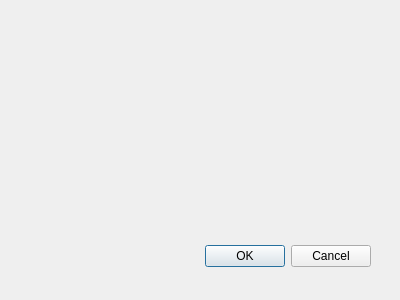
Before: the Qt Designer form QFunctionDlg.ui in Romanova-ej/Optimization_step3, drawn with Qt 5.
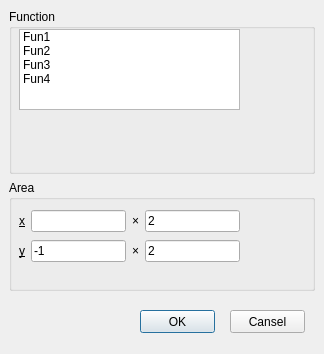
After: the same form once the commit is applied.

Patch:
```diff
--- a/QFunctionDlg.ui
+++ b/QFunctionDlg.ui
@@ -8,27 +8,179 @@
    <rect>
     <x>0</x>
     <y>0</y>
-    <width>400</width>
-    <height>300</height>
+    <width>324</width>
+    <height>354</height>
    </rect>
   </property>
   <property name="windowTitle">
    <string>Dialog</string>
   </property>
-  <widget name="buttonBox" class="QDialogButtonBox">
+  <widget class="QGroupBox" name="groupBox">
    <property name="geometry">
     <rect>
-     <x>30</x>
-     <y>240</y>
-     <width>341</width>
-     <height>32</height>
+     <x>9</x>
+     <y>9</y>
+     <width>306</width>
+     <height>165</height>
     </rect>
    </property>
-   <property name="orientation">
-    <enum>Qt::Horizontal</enum>
+   <property name="title">
+    <string>Function</string>
    </property>
-   <property name="standardButtons">
-    <set>QDialogButtonBox::Cancel|QDialogButtonBox::Ok</set>
+   <widget class="QListWidget" name="listWidget">
+    <property name="geometry">
+     <rect>
+      <x>10</x>
+      <y>20</y>
+      <width>221</width>
+      <height>81</height>
+     </rect>
+    </property>
+    <item>
+     <property name="text">
+      <string>Fun1</string>
+     </property>
+    </item>
+    <item>
+     <property name="text">
+      <string>Fun2</string>
+     </property>
+    </item>
+    <item>
+     <property name="text">
+      <string>Fun3</string>
+     </property>
+    </item>
+    <item>
+     <property name="text">
+      <string>Fun4</string>
+     </property>
+    </item>
+   </widget>
+  </widget>
+  <widget class="QGroupBox" name="groupBox_2">
+   <property name="geometry">
+    <rect>
+     <x>9</x>
+     <y>180</y>
+     <width>306</width>
+     <height>111</height>
+    </rect>
+   </property>
+   <property name="title">
+    <string>Area</string>
+   </property>
+   <widget class="QWidget" name="layoutWidget">
+    <property name="geometry">
+     <rect>
+      <x>10</x>
+      <y>30</y>
+      <width>221</width>
+      <height>22</height>
+     </rect>
+    </property>
+    <layout class="QHBoxLayout" name="horizontalLayout">
+     <item>
+      <widget class="QLabel" name="l_x">
+       <property name="text">
+        <string>&amp;x</string>
+       </property>
+       <property name="buddy">
+        <cstring>x1Edit</cstring>
+       </property>
+      </widget>
+     </item>
+     <item>
+      <widget class="QLineEdit" name="x1Edit">
+       <property name="text">
+        <string/>
+       </property>
+      </widget>
+     </item>
+     <item>
+      <widget class="QLabel" name="l12">
+       <property name="text">
+        <string>×</string>
+       </property>
+      </widget>
+     </item>
+     <item>
+      <widget class="QLineEdit" name="x2Edit">
+       <property name="text">
+        <string>2</string>
+       </property>
+      </widget>
+     </item>
+    </layout>
+   </widget>
+   <widget class="QWidget" name="layoutWidget">
+    <property name="geometry">
+     <rect>
+      <x>10</x>
+      <y>60</y>
+      <width>221</width>
+      <height>22</height>
+     </rect>
+    </property>
+    <layout class="QHBoxLayout" name="horizontalLayout_2">
+     <item>
+      <widget class="QLabel" name="l_y">
+       <property name="text">
+        <string>&amp;y</string>
+       </property>
+       <property name="buddy">
+        <cstring>y1Edit</cstring>
+       </property>
+      </widget>
+     </item>
+     <item>
+      <widget class="QLineEdit" name="y1Edit">
+       <property name="text">
+        <string>-1</string>
+       </property>
+      </widget>
+     </item>
+     <item>
+      <widget class="QLabel" name="l34">
+       <property name="text">
+        <string>×</string>
+       </property>
+      </widget>
+     </item>
+     <item>
+      <widget class="QLineEdit" name="y2Edit">
+       <property name="text">
+        <string>2</string>
+       </property>
+      </widget>
+     </item>
+    </layout>
+   </widget>
+  </widget>
+  <widget class="QPushButton" name="okButton">
+   <property name="geometry">
+    <rect>
+     <x>140</x>
+     <y>310</y>
+     <width>75</width>
+     <height>23</height>
+    </rect>
+   </property>
+   <property name="text">
+    <string>OK</string>
+   </property>
+  </widget>
+  <widget class="QPushButton" name="canselButton_2">
+   <property name="geometry">
+    <rect>
+     <x>230</x>
+     <y>310</y>
+     <width>75</width>
+     <height>23</height>
+    </rect>
+   </property>
+   <property name="text">
+    <string>Cansel</string>
    </property>
   </widget>
  </widget>
```
Left out of the diff: 42 changed lines with no effect on the pictures.
